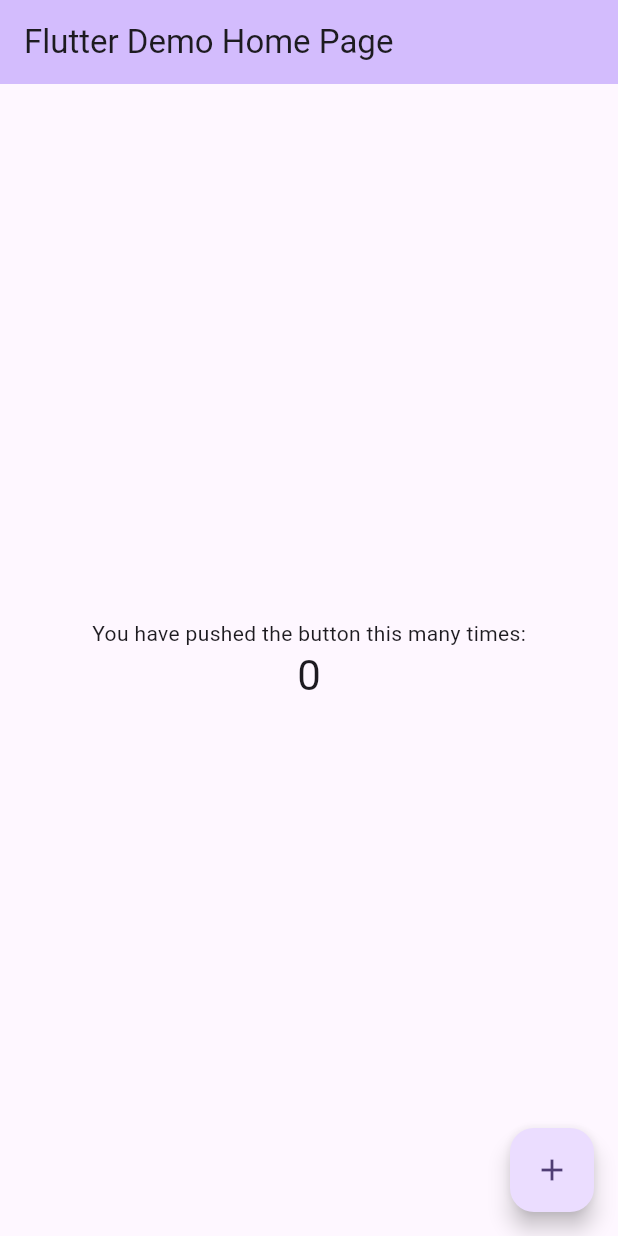
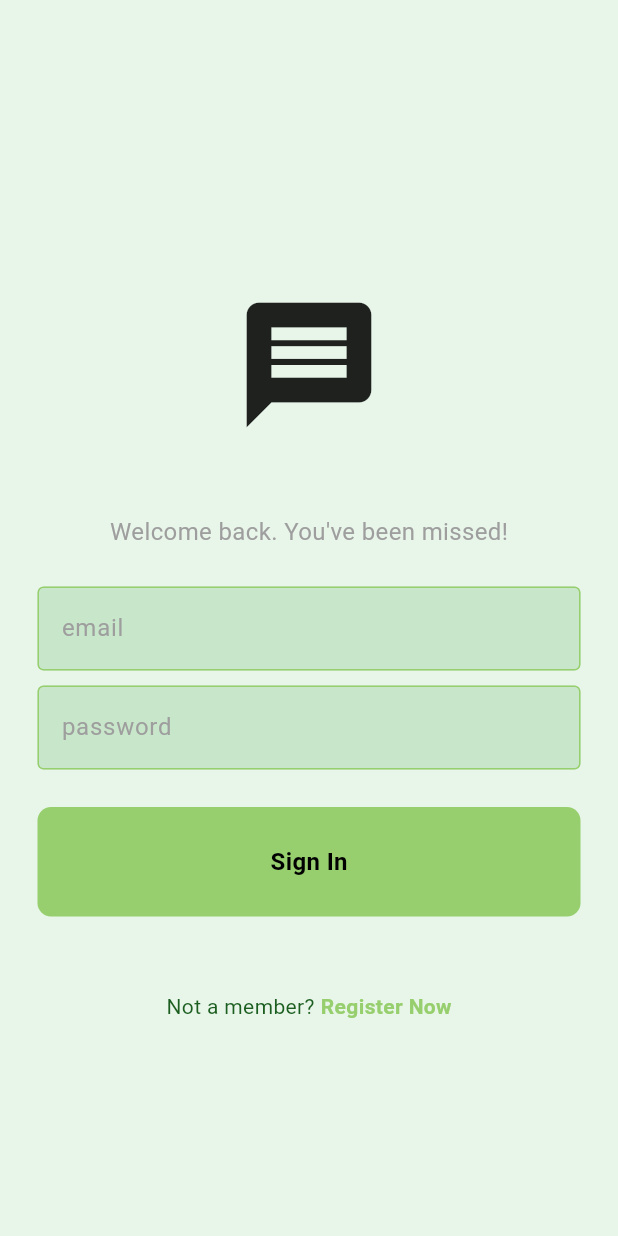
Before and after one commit to akibur-rahman/Not-Green-Cafe-App, a Flutter app: the screen it shows after launch, on a phone screen of 412 x 824 dp. Run offline on Flutter 3.47's test engine with Material 3 defaults, Android fonts, the light colour scheme and no system bars.

Commit message:
login complete

```diff
--- /dev/null
+++ b/app/lib/components/LoginRegisterButton.dart
@@ -0,0 +1,32 @@
+import 'package:flutter/material.dart';
+
+class LoginRegisterButton extends StatelessWidget {
+  final void Function()? onTap;
+  final String text;
+
+  const LoginRegisterButton(
+      {super.key, required this.onTap, required this.text});
+
+  @override
+  Widget build(BuildContext context) {
+    return GestureDetector(
+        onTap: onTap,
+        child: Container(
+          decoration: BoxDecoration(
+            color: Color(0xff97CF6E),
+            borderRadius: BorderRadius.circular(9),
+          ),
+          padding: EdgeInsets.all(25),
+          child: Center(
+            child: Text(
+              text,
+              style: TextStyle(
+                color: Colors.black,
+                fontWeight: FontWeight.bold,
+                fontSize: 16,
+              ),
+            ),
+          ),
+        ));
+  }
+}
--- /dev/null
+++ b/app/lib/components/LoginRegisterTextField.dart
@@ -0,0 +1,29 @@
+import 'package:flutter/material.dart';
+
+class LoginRegisterTextField extends StatelessWidget {
+  final TextEditingController controller;
+  final String hintText;
+  final bool obscureText;
+  const LoginRegisterTextField({
+    super.key,
+    required this.controller,
+    required this.hintText,
+    required this.obscureText,
+  });
+
+  @override
+  Widget build(BuildContext context) {
+    return TextField(
+      controller: controller,
+      obscureText: obscureText,
+      decoration: InputDecoration(
+          hintText: hintText,
+          enabledBorder: OutlineInputBorder(
+            borderSide: BorderSide(color: Color(0xff97CF6E)),
+          ),
+          fillColor: Colors.green[100],
+          filled: true,
+          hintStyle: TextStyle(color: Colors.grey)),
+    );
+  }
+}
--- a/app/lib/main.dart
+++ b/app/lib/main.dart
@@ -1,125 +1,30 @@
+import 'package:app/services/auth/LoginOrRegister.dart';
 import 'package:flutter/material.dart';
 
 void main() {
-  runApp(const MyApp());
+  runApp(MyApp());
 }
 
 class MyApp extends StatelessWidget {
-  const MyApp({super.key});
-
-  // This widget is the root of your application.
   @override
   Widget build(BuildContext context) {
     return MaterialApp(
       title: 'Flutter Demo',
       theme: ThemeData(
-        // This is the theme of your application.
-        //
-        // TRY THIS: Try running your application with "flutter run". You'll see
-        // the application has a purple toolbar. Then, without quitting the app,
-        // try changing the seedColor in the colorScheme below to Colors.green
-        // and then invoke "hot reload" (save your changes or press the "hot
-        // reload" button in a Flutter-supported IDE, or press "r" if you used
-        // the command line to start the app).
-        //
-        // Notice that the counter didn't reset back to zero; the application
-        // state is not lost during the reload. To reset the state, use hot
-        // restart instead.
-        //
-        // This works for code too, not just values: Most code changes can be
-        // tested with just a hot reload.
-        colorScheme: ColorScheme.fromSeed(seedColor: Colors.deepPurple),
-        useMaterial3: true,
+        hintColor: Colors
+            .greenAccent, // Set the background color to a light green shade
+        scaffoldBackgroundColor: Colors.green[
+            100], // Set the scaffold background color to a slightly darker green shade
+        textTheme: TextTheme(
+          bodyMedium: TextStyle(
+              color: Colors.green[
+                  900]), // Set the default text color to a dark green shade
+          // Add more text styles as needed
+        ),
+        colorScheme: ColorScheme.fromSwatch(primarySwatch: Colors.green)
+            .copyWith(background: Colors.green[50]),
       ),
-      home: const MyHomePage(title: 'Flutter Demo Home Page'),
+      home: LoginOrRegister(),
     );
   }
 }
-
-class MyHomePage extends StatefulWidget {
-  const MyHomePage({super.key, required this.title});
-
-  // This widget is the home page of your application. It is stateful, meaning
-  // that it has a State object (defined below) that contains fields that affect
-  // how it looks.
-
-  // This class is the configuration for the state. It holds the values (in this
-  // case the title) provided by the parent (in this case the App widget) and
-  // used by the build method of the State. Fields in a Widget subclass are
-  // always marked "final".
-
-  final String title;
-
-  @override
-  State<MyHomePage> createState() => _MyHomePageState();
-}
-
-class _MyHomePageState extends State<MyHomePage> {
-  int _counter = 0;
-
-  void _incrementCounter() {
-    setState(() {
-      // This call to setState tells the Flutter framework that something has
-      // changed in this State, which causes it to rerun the build method below
-      // so that the display can reflect the updated values. If we changed
-      // _counter without calling setState(), then the build method would not be
-      // called again, and so nothing would appear to happen.
-      _counter++;
-    });
-  }
-
-  @override
-  Widget build(BuildContext context) {
-    // This method is rerun every time setState is called, for instance as done
-    // by the _incrementCounter method above.
-    //
-    // The Flutter framework has been optimized to make rerunning build methods
-    // fast, so that you can just rebuild anything that needs updating rather
-    // than having to individually change instances of widgets.
-    return Scaffold(
-      appBar: AppBar(
-        // TRY THIS: Try changing the color here to a specific color (to
-        // Colors.amber, perhaps?) and trigger a hot reload to see the AppBar
-        // change color while the other colors stay the same.
-        backgroundColor: Theme.of(context).colorScheme.inversePrimary,
-        // Here we take the value from the MyHomePage object that was created by
-        // the App.build method, and use it to set our appbar title.
-        title: Text(widget.title),
-      ),
-      body: Center(
-        // Center is a layout widget. It takes a single child and positions it
-        // in the middle of the parent.
-        child: Column(
-          // Column is also a layout widget. It takes a list of children and
-          // arranges them vertically. By default, it sizes itself to fit its
-          // children horizontally, and tries to be as tall as its parent.
-          //
-          // Column has various properties to control how it sizes itself and
-          // how it positions its children. Here we use mainAxisAlignment to
-          // center the children vertically; the main axis here is the vertical
-          // axis because Columns are vertical (the cross axis would be
-          // horizontal).
-          //
-          // TRY THIS: Invoke "debug painting" (choose the "Toggle Debug Paint"
-          // action in the IDE, or press "p" in the console), to see the
-          // wireframe for each widget.
-          mainAxisAlignment: MainAxisAlignment.center,
-          children: <Widget>[
-            const Text(
-              'You have pushed the button this many times:',
-            ),
-            Text(
-              '$_counter',
-              style: Theme.of(context).textTheme.headlineMedium,
-            ),
-          ],
-        ),
-      ),
-      floatingActionButton: FloatingActionButton(
-        onPressed: _incrementCounter,
-        tooltip: 'Increment',
-        child: const Icon(Icons.add),
-      ), // This trailing comma makes auto-formatting nicer for build methods.
-    );
-  }
-}
--- /dev/null
+++ b/app/lib/pages/LoginPage.dart
@@ -0,0 +1,123 @@
+import 'package:app/pages/Homepage.dart';
+import 'package:flutter/material.dart';
+import 'package:app/components/LoginRegisterButton.dart';
+import 'package:app/components/LoginRegisterTextField.dart';
+import 'package:http/http.dart' as http;
+import 'dart:convert';
+
+class LoginPage extends StatefulWidget {
+  final void Function()? onTap;
+  const LoginPage({super.key, required this.onTap});
+
+  @override
+  State<LoginPage> createState() => _LoginPageState();
+}
+
+class _LoginPageState extends State<LoginPage> {
+  final emailController = TextEditingController();
+  final passwordController = TextEditingController();
+
+  Future<void> loginUser() async {
+    final String apiUrl = 'http://10.0.2.2:5000/login';
+
+    final response = await http.post(
+      Uri.parse(apiUrl),
+      headers: <String, String>{
+        'Content-Type': 'application/json',
+      },
+      body: jsonEncode(<String, String>{
+        'email': emailController.text,
+        'password': passwordController.text,
+      }),
+    );
+
+    if (response.statusCode == 200) {
+      // Login successful, navigate to the Homepage
+      Navigator.pushReplacement(
+        context,
+        MaterialPageRoute(
+            builder: (context) =>
+                HomePage()), // Replace HomePage with your actual HomePage widget
+      );
+    } else if (response.statusCode == 401) {
+      // Invalid email or password, show a popup or any other indication
+      print('Invalid email or password');
+    } else {
+      // Other errors, handle accordingly
+      print('Error: ${response.reasonPhrase}');
+    }
+  }
+
+  @override
+  Widget build(BuildContext context) {
+    return Scaffold(
+      backgroundColor: Colors.green[50],
+      body: SafeArea(
+        child: Padding(
+          padding: EdgeInsets.symmetric(horizontal: 25),
+          child: Center(
+            child: SingleChildScrollView(
+              child: Column(
+                mainAxisAlignment: MainAxisAlignment.center,
+                children: [
+                  SizedBox(
+                    height: 50,
+                  ),
+                  Icon(
+                    Icons.message,
+                    size: 100,
+                  ),
+                  SizedBox(height: 50),
+                  Text(
+                    "Welcome back. You've been missed!",
+                    style: TextStyle(
+                      fontSize: 16,
+                      color: Colors.grey,
+                    ),
+                  ),
+                  SizedBox(height: 25),
+                  LoginRegisterTextField(
+                    controller: emailController,
+                    hintText: "email",
+                    obscureText: false,
+                  ),
+                  SizedBox(height: 10),
+                  LoginRegisterTextField(
+                    controller: passwordController,
+                    hintText: "password",
+                    obscureText: true,
+                  ),
+                  SizedBox(height: 25),
+                  LoginRegisterButton(
+                    onTap: () {
+                      loginUser();
+                    },
+                    text: "Sign In",
+                  ),
+                  SizedBox(height: 50),
+                  Row(
+                    mainAxisAlignment: MainAxisAlignment.center,
+                    children: [
+                      Text("Not a member?"),
+                      SizedBox(width: 4),
+                      GestureDetector(
+                        onTap: widget.onTap,
+                        child: Text(
+                          "Register Now",
+                          style: TextStyle(
+                            fontWeight: FontWeight.bold,
+                            color: Color(0xff97CF6E),
+                          ),
+                        ),
+                      ),
+                    ],
+                  )
+                ],
+              ),
+            ),
+          ),
+        ),
+      ),
+    );
+  }
+}
--- /dev/null
+++ b/app/lib/services/auth/LoginOrRegister.dart
@@ -0,0 +1,29 @@
+import 'package:app/pages/LoginPage.dart';
+import 'package:app/pages/RegisterPage.dart';
+import 'package:flutter/material.dart';
+
+class LoginOrRegister extends StatefulWidget {
+  const LoginOrRegister({super.key});
+
+  @override
+  State<LoginOrRegister> createState() => _LoginOrRegisterState();
+}
+
+class _LoginOrRegisterState extends State<LoginOrRegister> {
+  bool showLoginPage = true;
+
+  void togglePages() {
+    setState(() {
+      showLoginPage = !showLoginPage;
+    });
+  }
+
+  @override
+  Widget build(BuildContext context) {
+    if (showLoginPage) {
+      return LoginPage(onTap: togglePages);
+    } else {
+      return RegisterPage(onTap: togglePages);
+    }
+  }
+}
--- a/app/pubspec.yaml
+++ b/app/pubspec.yaml
@@ -32,9 +32,11 @@ dependencies:
     sdk: flutter
 
 
+
   # The following adds the Cupertino Icons font to your application.
   # Use with the CupertinoIcons class for iOS style icons.
   cupertino_icons: ^1.0.2
+  http: ^1.1.2
 
 dev_dependencies:
   flutter_test:
```
Also changed, not shown: app/lib/pages/Homepage.dart (added, +21 -0 lines), app/lib/pages/RegisterPage.dart (added, +182 -0 lines), app/pubspec.lock, 2 other files.
